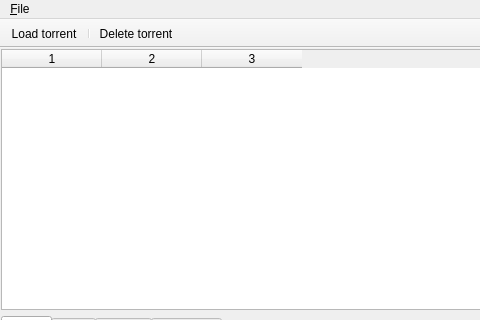
The window that client/ui_designs/main_page.ui (aldairlfp/DTorrent) describes before a commit, drawn with Qt 5; both pictures show x 0 to 480 and y 0 to 320 of the 719 by 600 pixel window.
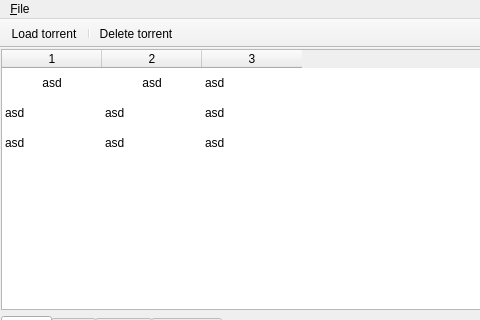
The same window after the commit. Icons and pictures are not drawn.

Commit message: Update the align on the rows of the table of progress

Patch:
```diff
--- a/client/ui_designs/main_page.ui
+++ b/client/ui_designs/main_page.ui
@@ -90,6 +90,57 @@
       <column/>
       <column/>
       <column/>
+      <item row="0" column="0">
+       <property name="text">
+        <string>asd</string>
+       </property>
+       <property name="textAlignment">
+        <set>AlignCenter</set>
+       </property>
+      </item>
+      <item row="0" column="1">
+       <property name="text">
+        <string>asd</string>
+       </property>
+       <property name="textAlignment">
+        <set>AlignCenter</set>
+       </property>
+      </item>
+      <item row="0" column="2">
+       <property name="text">
+        <string>asd</string>
+       </property>
+      </item>
+      <item row="1" column="0">
+       <property name="text">
+        <string>asd</string>
+       </property>
+      </item>
+      <item row="1" column="1">
+       <property name="text">
+        <string>asd</string>
+       </property>
+      </item>
+      <item row="1" column="2">
+       <property name="text">
+        <string>asd</string>
+       </property>
+      </item>
+      <item row="2" column="0">
+       <property name="text">
+        <string>asd</string>
+       </property>
+      </item>
+      <item row="2" column="1">
+       <property name="text">
+        <string>asd</string>
+       </property>
+      </item>
+      <item row="2" column="2">
+       <property name="text">
+        <string>asd</string>
+       </property>
+      </item>
      </widget>
     </item>
     <item>
```
Left out of the diff: 3 changed lines with no effect on the pictures. The commit also changes 1 other file.
